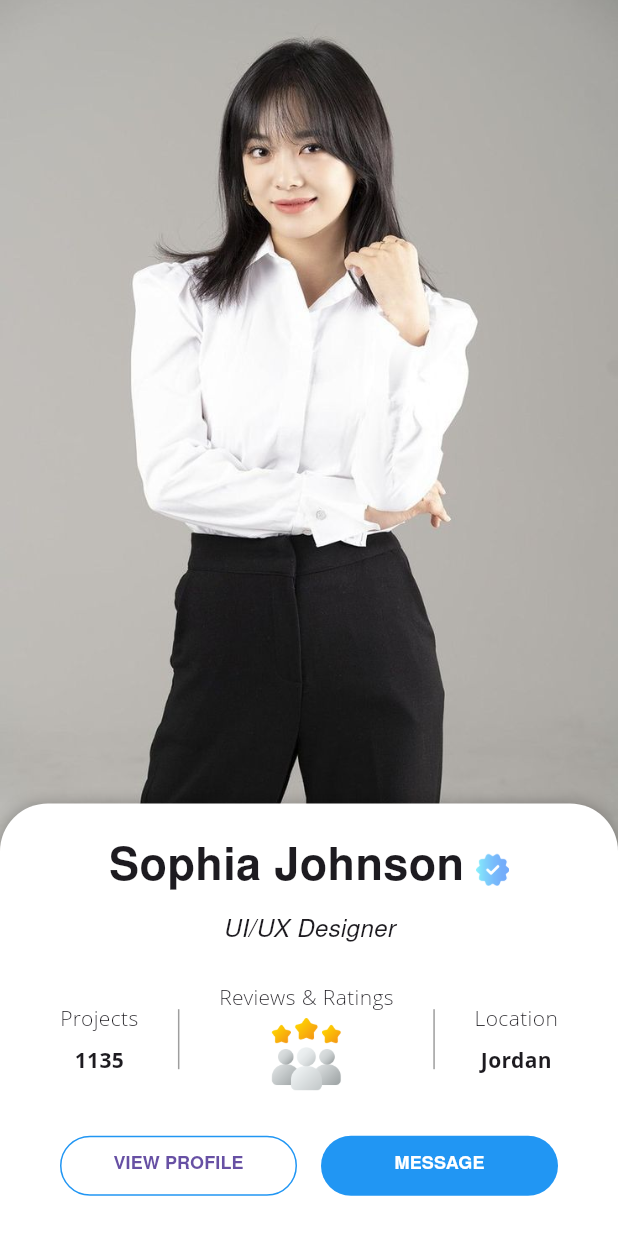
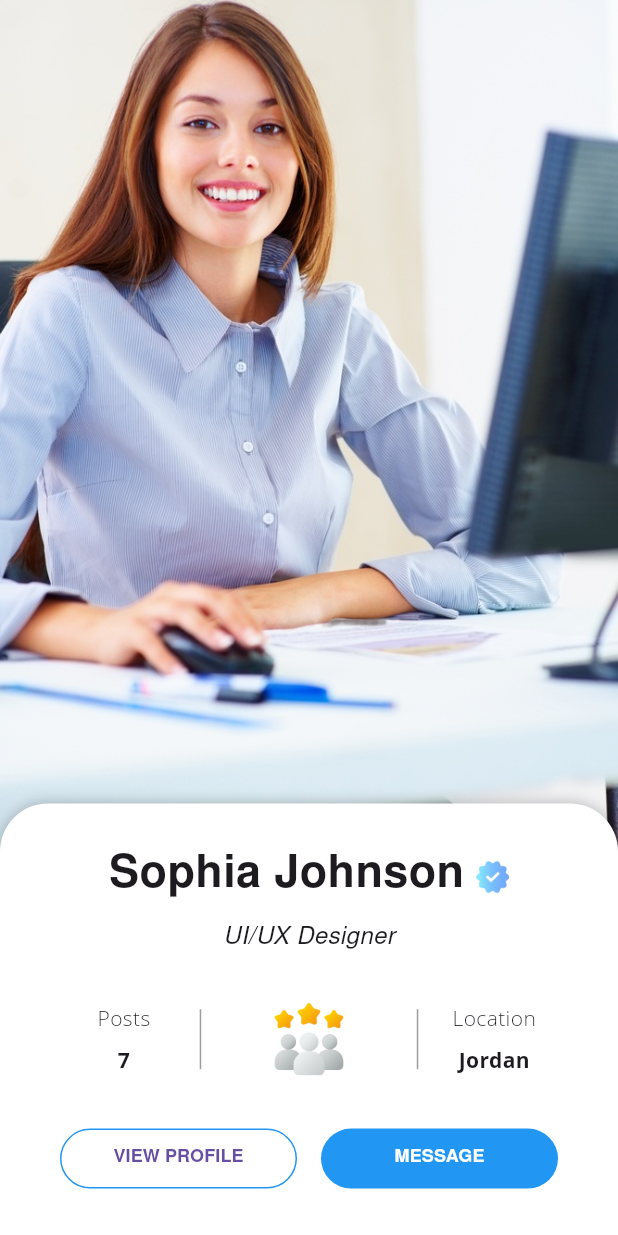
Before and after one commit to itsradaideh/UserProfile, a Flutter app: the screen it shows after launch, on a phone screen of 412 x 824 dp. Run offline on Flutter 3.47's test engine with Material 3 defaults, Android fonts, the phone set to English and light mode, and no system bars; drawn by our look-alikes of sliding_up_panel; our stand-ins replace flutter_rating_bar, like_button, readmore; network calls fail.

```diff
--- a/lib/profile_page.dart
+++ b/lib/profile_page.dart
@@ -1,8 +1,8 @@
-import 'package:flutter/cupertino.dart';
 import 'package:flutter/material.dart';
 import 'package:sliding_up_panel/sliding_up_panel.dart';
 import 'package:user_profile/custom_like_button.dart';
 import 'package:user_profile/productReviewsScreen.dart';
+import 'package:user_profile/service_page.dart';
 
 class ProfilePage extends StatefulWidget {
   const ProfilePage({super.key});
@@ -75,7 +75,7 @@ class ProfilePageState extends State<ProfilePage> {
             child: Container(
               decoration: const BoxDecoration(
                 image: DecorationImage(
-                  image: AssetImage('images/profile1.jpg'),
+                  image: AssetImage('images/profile2.jpg'),
                   fit: BoxFit.cover,
                 ),
               ),
@@ -167,6 +167,10 @@ class ProfilePageState extends State<ProfilePage> {
             itemBuilder: (BuildContext context, int index) => GestureDetector(
                 onTap: () {
                   // ****************************
+                  Navigator.push(
+                    context,
+                    MaterialPageRoute(builder: (context) => const ServicePage()),
+                  );
                 },
                 child: Container(
                   decoration: BoxDecoration(
@@ -335,22 +339,29 @@ class ProfilePageState extends State<ProfilePage> {
     return Row(
       mainAxisAlignment: MainAxisAlignment.spaceBetween,
       children: <Widget>[
-        _infoCell(title: 'Projects', value: '1135'),
-        Container(
+        Expanded(
+          flex: 2,
+          child: _infoCell(title: 'Posts', value: '7')),
+        Padding(
+          padding: const EdgeInsets.all(8.0),
+          child: Container(
             width: 1,
             height: 40,
             color: Colors.grey,
           ),
-        Column(
+        ),
+        Expanded(
+          flex: 3,
+          child: Column(
             children: [
-            const Text(
-              'Reviews & Ratings',
-              style: TextStyle(
-                fontFamily: 'OpenSans',
-                fontWeight: FontWeight.w300,
-                fontSize: 14,
-              ),
-            ),
+              // const Text(
+              //   'Reviews & Ratings',
+              //   style: TextStyle(
+              //     fontFamily: 'OpenSans',
+              //     fontWeight: FontWeight.w300,
+              //     fontSize: 14,
+              //   ),
+              // ),
               GestureDetector(
                 onTap: () {
                   // ****************************
@@ -368,12 +379,18 @@ class ProfilePageState extends State<ProfilePage> {
               ),
             ],
           ),
-        Container(
+        ),
+        Padding(
+          padding: const EdgeInsets.all(8.0),
+          child: Container(
             width: 1,
             height: 40,
             color: Colors.grey,
           ),
-        _infoCell(title: 'Location', value: 'Jordan'),
+        ),
+        Expanded(
+          flex: 2,
+          child: _infoCell(title: 'Location', value: 'Jordan')),
       ],
     );
   }
```
Also changed, not shown: lib/service_page.dart (added, +20 -0 lines), images/profile2.jpg (added). Lines whose indentation alone changed are shown as unchanged.
